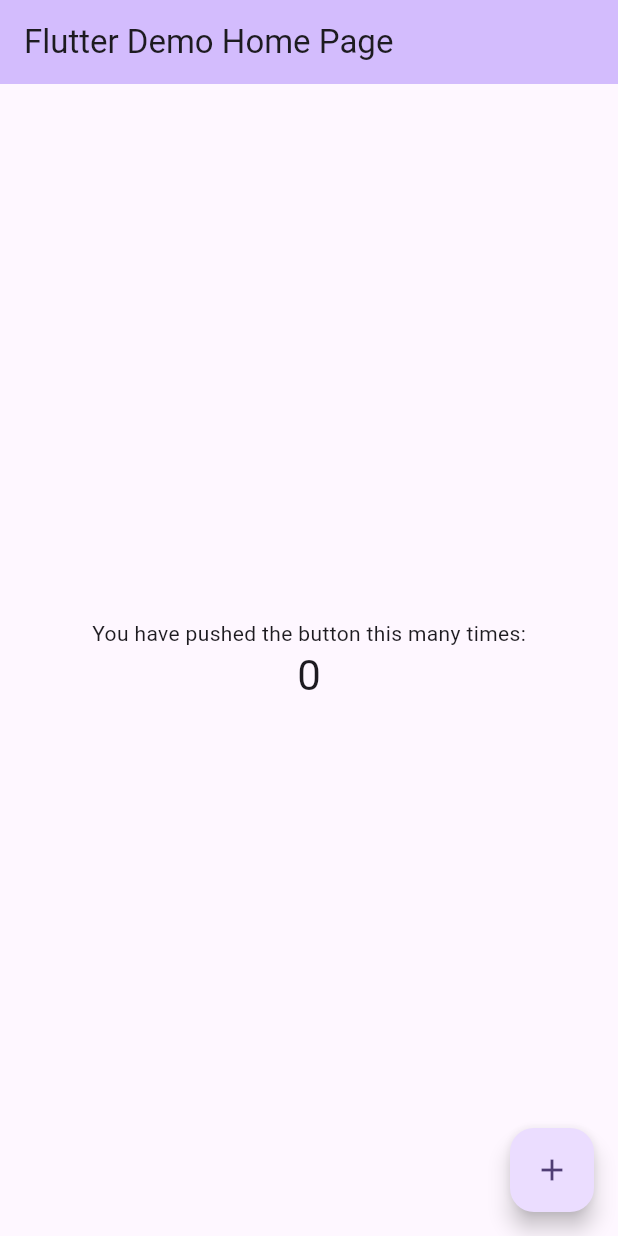
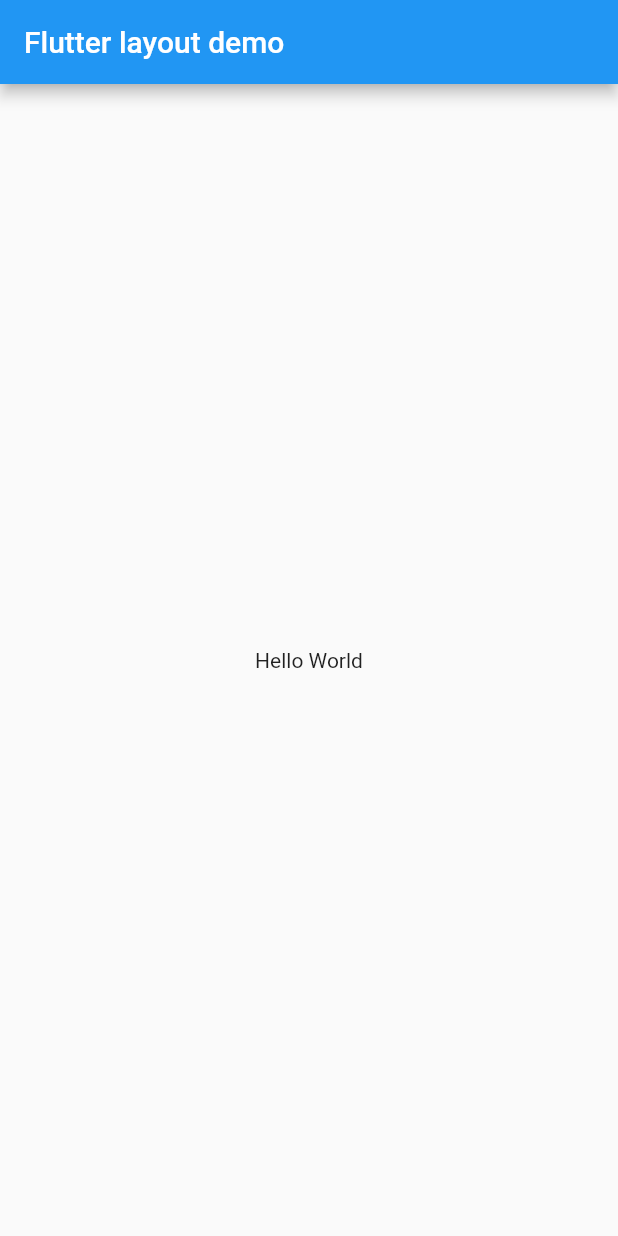
Before and after one commit to chihiro888/flutter-project, a Flutter app: the screen it shows after launch, on a phone screen of 412 x 824 dp. Run offline on Flutter 3.47's test engine with Material 2 defaults, Android fonts, the phone set to English and light mode, and no system bars; our stand-ins replace get.

Commit message:
feat: update sample

```diff
--- a/lib/main.dart
+++ b/lib/main.dart
@@ -1,4 +1,6 @@
 import 'package:flutter/material.dart';
+import 'package:get/get.dart';
+import 'package:sample/page/home.dart';
 
 void main() {
   runApp(const MyApp());
@@ -7,119 +9,12 @@ void main() {
 class MyApp extends StatelessWidget {
   const MyApp({super.key});
 
-  // This widget is the root of your application.
   @override
   Widget build(BuildContext context) {
-    return MaterialApp(
-      title: 'Flutter Demo',
-      theme: ThemeData(
-        // This is the theme of your application.
-        //
-        // TRY THIS: Try running your application with "flutter run". You'll see
-        // the application has a blue toolbar. Then, without quitting the app,
-        // try changing the seedColor in the colorScheme below to Colors.green
-        // and then invoke "hot reload" (save your changes or press the "hot
-        // reload" button in a Flutter-supported IDE, or press "r" if you used
-        // the command line to start the app).
-        //
-        // Notice that the counter didn't reset back to zero; the application
-        // state is not lost during the reload. To reset the state, use hot
-        // restart instead.
-        //
-        // This works for code too, not just values: Most code changes can be
-        // tested with just a hot reload.
-        colorScheme: ColorScheme.fromSeed(seedColor: Colors.deepPurple),
-        useMaterial3: true,
-      ),
-      home: const MyHomePage(title: 'Flutter Demo Home Page'),
+    return GetMaterialApp(
+      getPages: [
+        GetPage(name: '/', page: () => Home()),
+      ],
     );
   }
 }
-
-class MyHomePage extends StatefulWidget {
-  const MyHomePage({super.key, required this.title});
-
-  // This widget is the home page of your application. It is stateful, meaning
-  // that it has a State object (defined below) that contains fields that affect
-  // how it looks.
-
-  // This class is the configuration for the state. It holds the values (in this
-  // case the title) provided by the parent (in this case the App widget) and
-  // used by the build method of the State. Fields in a Widget subclass are
-  // always marked "final".
-
-  final String title;
-
-  @override
-  State<MyHomePage> createState() => _MyHomePageState();
-}
-
-class _MyHomePageState extends State<MyHomePage> {
-  int _counter = 0;
-
-  void _incrementCounter() {
-    setState(() {
-      // This call to setState tells the Flutter framework that something has
-      // changed in this State, which causes it to rerun the build method below
-      // so that the display can reflect the updated values. If we changed
-      // _counter without calling setState(), then the build method would not be
-      // called again, and so nothing would appear to happen.
-      _counter++;
-    });
-  }
-
-  @override
-  Widget build(BuildContext context) {
-    // This method is rerun every time setState is called, for instance as done
-    // by the _incrementCounter method above.
-    //
-    // The Flutter framework has been optimized to make rerunning build methods
-    // fast, so that you can just rebuild anything that needs updating rather
-    // than having to individually change instances of widgets.
-    return Scaffold(
-      appBar: AppBar(
-        // TRY THIS: Try changing the color here to a specific color (to
-        // Colors.amber, perhaps?) and trigger a hot reload to see the AppBar
-        // change color while the other colors stay the same.
-        backgroundColor: Theme.of(context).colorScheme.inversePrimary,
-        // Here we take the value from the MyHomePage object that was created by
-        // the App.build method, and use it to set our appbar title.
-        title: Text(widget.title),
-      ),
-      body: Center(
-        // Center is a layout widget. It takes a single child and positions it
-        // in the middle of the parent.
-        child: Column(
-          // Column is also a layout widget. It takes a list of children and
-          // arranges them vertically. By default, it sizes itself to fit its
-          // children horizontally, and tries to be as tall as its parent.
-          //
-          // Column has various properties to control how it sizes itself and
-          // how it positions its children. Here we use mainAxisAlignment to
-          // center the children vertically; the main axis here is the vertical
-          // axis because Columns are vertical (the cross axis would be
-          // horizontal).
-          //
-          // TRY THIS: Invoke "debug painting" (choose the "Toggle Debug Paint"
-          // action in the IDE, or press "p" in the console), to see the
-          // wireframe for each widget.
-          mainAxisAlignment: MainAxisAlignment.center,
-          children: <Widget>[
-            const Text(
-              'You have pushed the button this many times:',
-            ),
-            Text(
-              '$_counter',
-              style: Theme.of(context).textTheme.headlineMedium,
-            ),
-          ],
-        ),
-      ),
-      floatingActionButton: FloatingActionButton(
-        onPressed: _incrementCounter,
-        tooltip: 'Increment',
-        child: const Icon(Icons.add),
-      ), // This trailing comma makes auto-formatting nicer for build methods.
-    );
-  }
-}
--- /dev/null
+++ b/lib/page/home.dart
@@ -0,0 +1,22 @@
+import 'package:flutter/material.dart';
+
+class Home extends StatefulWidget {
+  const Home({Key? key}) : super(key: key);
+
+  @override
+  _HomeState createState() => _HomeState();
+}
+
+class _HomeState extends State<Home> {
+  @override
+  Widget build(BuildContext context) {
+    return Scaffold(
+      appBar: AppBar(
+        title: const Text('Flutter layout demo'),
+      ),
+      body: const Center(
+        child: Text('Hello World'),
+      ),
+    );
+  }
+}
--- a/pubspec.yaml
+++ b/pubspec.yaml
@@ -35,6 +35,7 @@ dependencies:
   # The following adds the Cupertino Icons font to your application.
   # Use with the CupertinoIcons class for iOS style icons.
   cupertino_icons: ^1.0.2
+  get: ^4.6.6
 
 dev_dependencies:
   flutter_test:
```
Also changed, not shown: pubspec.lock.
